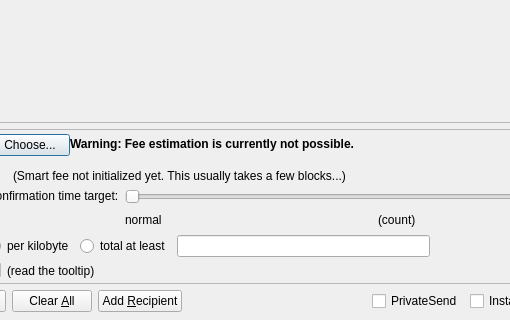
AXErunners/axe, file src/qt/forms/sendcoinsdialog.ui: the form before one commit; both pictures show x 155 to 665 and y 206 to 526 of the 850 by 526 pixel window.
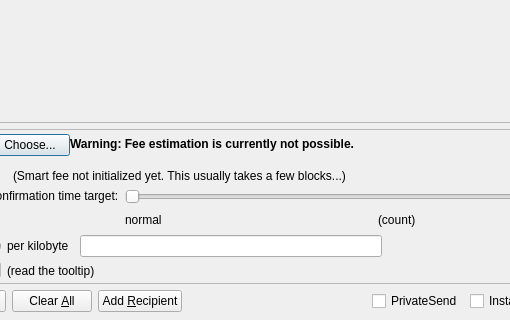
The form after the commit. Custom widgets are drawn as their Qt base class.

Commit message:
Merge #10390: [wallet] remove minimum total fee option
091a9ae remove minimum total fee option (Gregory Sanders)

Tree-SHA512: 9be4df3dab0219f30917211408f47b242f7c96dd7663b06ab1cf3cc63027f14956dc680883be6c58673b6452d0f339cf893694e4f21d0d248e70760614d5a344

```diff
--- a/src/qt/forms/sendcoinsdialog.ui
+++ b/src/qt/forms/sendcoinsdialog.ui
@@ -861,19 +861,6 @@
                    </attribute>
                   </widget>
                  </item>
-                 <item>
-                  <widget class="QRadioButton" name="radioCustomAtLeast">
-                   <property name="toolTip">
-                    <string>If the custom fee is set to 1000 haks and the transaction is only 250 bytes, then &quot;per kilobyte&quot; only pays 250 haks in fee,&lt;br /&gt;while &quot;total at least&quot; pays 1000 haks. For transactions bigger than a kilobyte both pay by kilobyte.</string>
-                   </property>
-                   <property name="text">
-                    <string>total at least</string>
-                   </property>
-                   <attribute name="buttonGroup">
-                    <string notr="true">groupCustomFee</string>
-                   </attribute>
-                  </widget>
-                 </item>
                  <item>
                   <widget class="BitcoinAmountField" name="customFee"/>
                  </item>
```
The commit also changes 4 other files.
